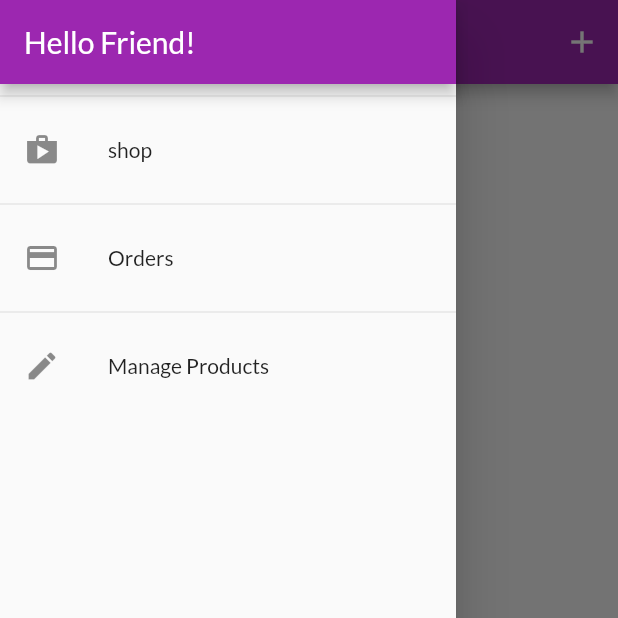
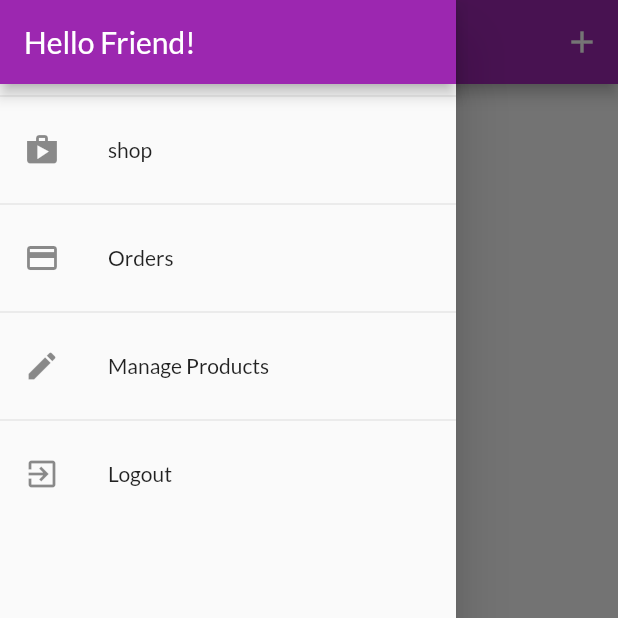
Before and after one commit to Nobi1202/ShopApp, a Flutter app: the UserProductsScreen screen opened by its route, with the side drawer open, on a phone screen of 412 x 824 dp, the top half of it. Run offline on Flutter 3.47's test engine with Material 2 defaults, Android fonts, the phone set to English and light mode, and no system bars; our stand-ins replace shared_preferences; accounts and stored records are empty; network calls fail.

Commit message:
update: user_authentication

```diff
--- a/lib/providers/order.dart
+++ b/lib/providers/order.dart
@@ -20,8 +20,9 @@ class OrderItem {
 class Orders with ChangeNotifier {
   List<OrderItem> _orders = [];
   final String? authToken;
+  final String? userId;
 
-  Orders(this.authToken, this._orders);
+  Orders(this.authToken, this.userId, this._orders);
 
   List<OrderItem> get orders {
     return [..._orders];
@@ -63,7 +64,7 @@ class Orders with ChangeNotifier {
 
   Future<void> addOrder(List<CartItem> cartProducts, double total) async {
     final url = Uri.parse(
-        'https://shop-app-151c2-default-rtdb.firebaseio.com/orders.json?auth=$authToken');
+        'https://shop-app-151c2-default-rtdb.firebaseio.com/orders/$userId.json?auth=$authToken');
     final timestamp = DateTime.now();
     final response = await http.post(
       url,
--- a/lib/screens/auth_screen.dart
+++ b/lib/screens/auth_screen.dart
@@ -102,12 +102,13 @@ class AuthCard extends StatefulWidget {
 class _AuthCardState extends State<AuthCard> {
   final GlobalKey<FormState> _formKey = GlobalKey();
   AuthMode _authMode = AuthMode.Login;
-  Map<String, String> _authData = {
+  final Map<String, String> _authData = {
     'email': '',
     'password': '',
   };
   var _isLoading = false;
   final _passwordController = TextEditingController();
+
 
   void _showErrorDialog(String message) {
     showDialog(
--- a/lib/screens/user_products_screen.dart
+++ b/lib/screens/user_products_screen.dart
@@ -11,12 +11,14 @@ class UserProductsScreen extends StatelessWidget {
   static const routeName = '/user_products_screen';
 
   Future<void> _refreshProducts(BuildContext context) async {
-    await Provider.of<Products>(context, listen: false).fetchAndSetProducts();
+    await Provider.of<Products>(context, listen: false)
+        .fetchAndSetProducts(true);
   }
 
   @override
   Widget build(BuildContext context) {
-    final productsData = Provider.of<Products>(context);
+    // final productsData = Provider.of<Products>(context);
+    print("rebuilding...");
     return Scaffold(
       appBar: AppBar(
         title: const Text('Your Products'),
@@ -30,9 +32,17 @@ class UserProductsScreen extends StatelessWidget {
         ],
       ),
       drawer: const AppDrawer(),
-      body: RefreshIndicator(
+      body: FutureBuilder(
+        future: _refreshProducts(context),
+        builder: (ctx, snapshot) =>
+            snapshot.connectionState == ConnectionState.waiting
+                ? const Center(
+                    child: CircularProgressIndicator(),
+                  )
+                : RefreshIndicator(
                     onRefresh: () => _refreshProducts(context),
-        child: Padding(
+                    child: Consumer<Products>(
+                      builder: (ctx, productsData, _) => Padding(
                         padding: const EdgeInsets.all(8),
                         child: ListView.builder(
                           itemBuilder: (_, index) => Column(
@@ -48,6 +58,8 @@ class UserProductsScreen extends StatelessWidget {
                         ),
                       ),
                     ),
+                  ),
+      ),
     );
   }
 }
--- a/lib/widgets/app_drawer.dart
+++ b/lib/widgets/app_drawer.dart
@@ -1,6 +1,8 @@
 import 'package:flutter/material.dart';
+import 'package:shop_app/providers/auth.dart';
 import 'package:shop_app/screens/orders_screen.dart';
 import 'package:shop_app/screens/user_products_screen.dart';
+import 'package:provider/provider.dart';
 
 class AppDrawer extends StatelessWidget {
   const AppDrawer({Key? key}) : super(key: key);
@@ -40,6 +42,18 @@ class AppDrawer extends StatelessWidget {
                   .pushReplacementNamed(UserProductsScreen.routeName);
             },
           ),
+          const Divider(),
+          ListTile(
+            leading: const Icon(Icons.exit_to_app),
+            title: const Text('Logout'),
+            onTap: () {
+              Navigator.of(context).pop();
+              Navigator.of(context).pushReplacementNamed('/');
+              Provider.of<Auth>(context, listen: false).logout();
+              // Navigator.of(context)
+              //     .pushReplacementNamed(UserProductsScreen.routeName);
+            },
+          ),
         ],
       ),
     );
--- a/lib/widgets/order_item.dart
+++ b/lib/widgets/order_item.dart
@@ -65,7 +65,7 @@ class _OrderItemState extends State<OrderItem> {
                     )
                     .toList(),
               ),
-            )
+            ),
         ],
       ),
     );
--- a/lib/widgets/product_item.dart
+++ b/lib/widgets/product_item.dart
@@ -34,7 +34,8 @@ class ProductItem extends StatelessWidget {
             builder: (ctx, product, _) => IconButton(
                 color: Theme.of(context).accentColor,
                 onPressed: () {
-                  product.toggleFavoriteStatus(authData.token!);
+                  product.toggleFavoriteStatus(
+                      authData.token!, authData.userId!);
                 },
                 icon: Icon(
                   product.isFavorite ? Icons.favorite : Icons.favorite_border,
--- a/lib/widgets/products_grid.dart
+++ b/lib/widgets/products_grid.dart
@@ -23,7 +23,7 @@ class ProductsGrid extends StatelessWidget {
       ),
       itemBuilder: (ctx, index) => ChangeNotifierProvider.value(
         value: products[index],
-        child: ProductItem(
+        child: const ProductItem(
             // id: products[index].id,
             // title: products[index].title,
             // imageUrl: products[index].imageUrl,
--- a/pubspec.yaml
+++ b/pubspec.yaml
@@ -41,6 +41,7 @@ dev_dependencies:
   provider: ^6.0.1
   intl: ^0.17.0
   http: ^0.13.4
+  shared_preferences: ^2.0.8
 
   # The "flutter_lints" package below contains a set of recommended lints to
   # encourage good coding practices. The lint set provided by the package is
```
Also changed, not shown: lib/main.dart (+18 -8 lines), lib/providers/auth.dart (+58 -1 lines), lib/providers/product.dart (+6 -6 lines), lib/providers/products.dart (+30 -24 lines), lib/screens/splash_screen.dart (added, +14 -0 lines), pubspec.lock. Lines whose indentation alone changed are shown as unchanged.
